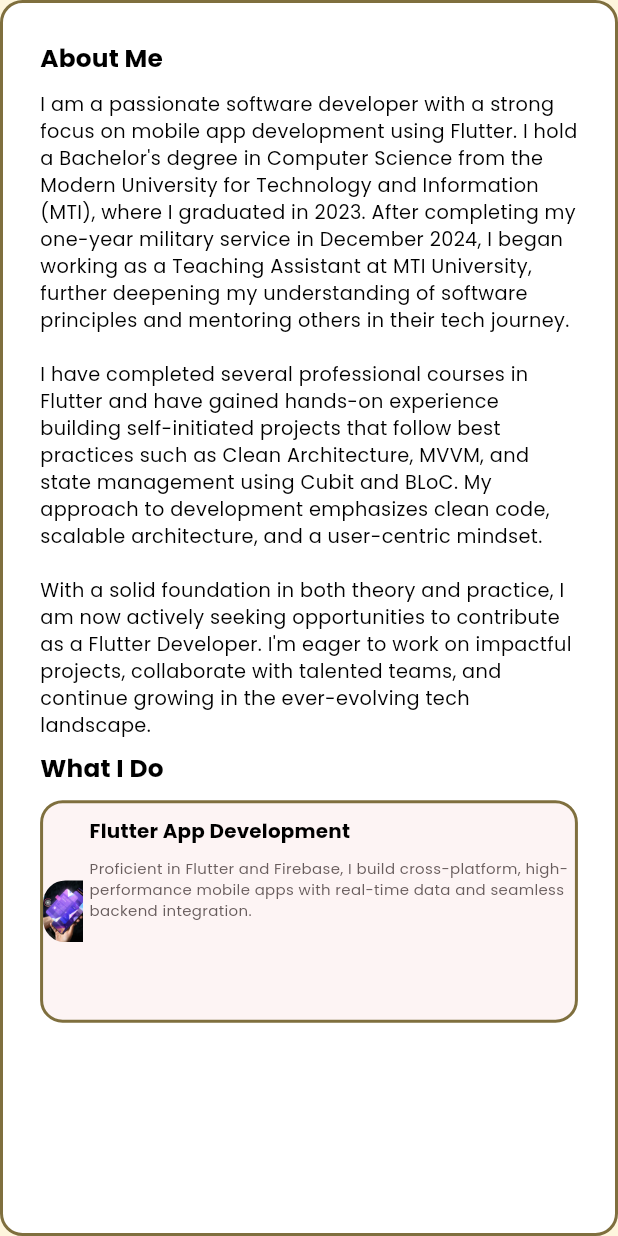
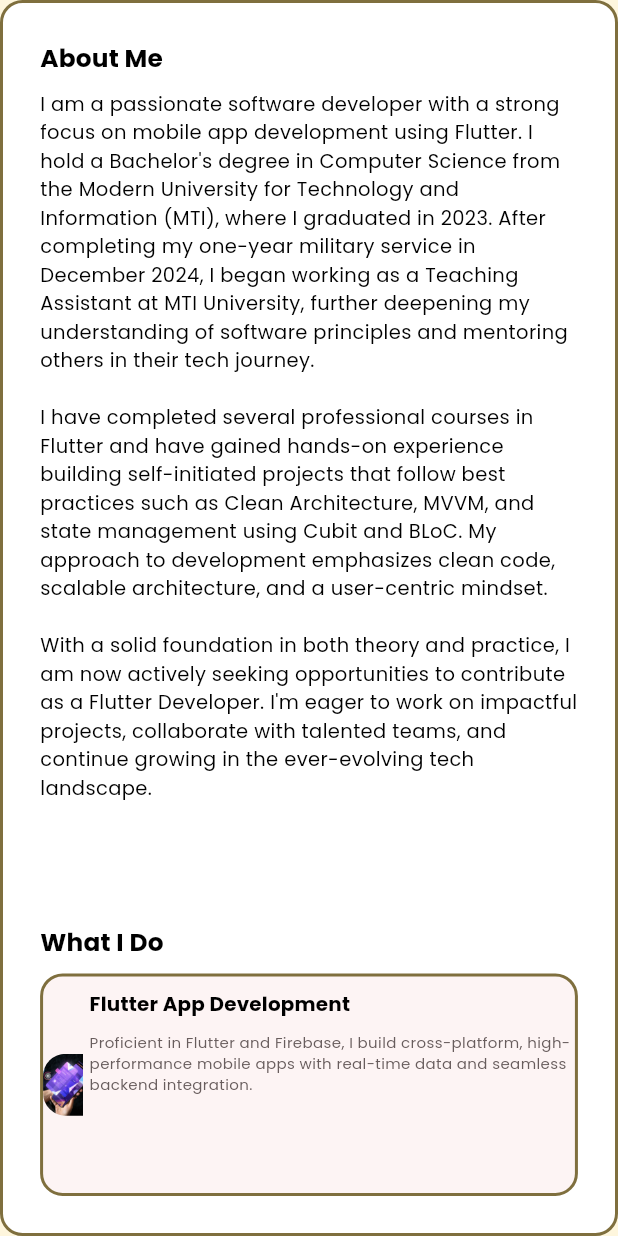
Before and after one commit to ahmed-gamal517/my_portfolio, a Flutter app: the AboutMeSectionBody widget shown alone on an empty page, opened directly, on a phone screen of 412 x 824 dp. Run offline on Flutter 3.47's test engine with Material 3 defaults, Android fonts, the phone set to English and light mode, and no system bars; drawn by our look-alikes of auto_size_text; our stand-ins replace carousel_slider, flutter_svg, go_router.

Commit message:
added carousel slider and auto size text and few code refactors

```diff
--- a/lib/features/home/presentation/widgets/about_me_section/about_me_section_body.dart
+++ b/lib/features/home/presentation/widgets/about_me_section/about_me_section_body.dart
@@ -1,3 +1,4 @@
+import 'package:auto_size_text/auto_size_text.dart';
 import 'package:flutter/material.dart';
 import 'package:my_portofolio/core/constants/app_strings.dart';
 import 'package:my_portofolio/core/widgets/responsive_text.dart';
@@ -20,10 +21,13 @@ class AboutMeSectionBody extends StatelessWidget {
             style: Theme.of(context).textTheme.titleMedium,
           ),
           SizedBox(height: MediaQuery.of(context).size.height * 0.01),
-          ResponsiveText(
-            text: AppStrings.aboutMeSectionBody,
-            baseFontSize: 14,
-            style: Theme.of(context).textTheme.bodyMedium,
+          Expanded(
+            child: AutoSizeText(
+              AppStrings.aboutMeSectionBody,
+              maxFontSize: 13,
+              minFontSize: 8,
+              style: Theme.of(context).textTheme.bodyMedium,
+            ),
           ),
           SizedBox(height: MediaQuery.of(context).size.height * 0.01),
           ResponsiveText(
--- a/lib/features/home/presentation/widgets/about_me_section/custom_what_i_do_container.dart
+++ b/lib/features/home/presentation/widgets/about_me_section/custom_what_i_do_container.dart
@@ -1,7 +1,6 @@
 import 'package:flutter/material.dart';
-import 'package:my_portofolio/core/constants/app_assets.dart';
-import 'package:my_portofolio/core/constants/app_strings.dart';
-import 'package:my_portofolio/core/widgets/responsive_text.dart';
+import 'package:my_portofolio/features/home/presentation/widgets/about_me_section/custom_what_i_do_container_body.dart';
+import 'package:my_portofolio/features/home/presentation/widgets/about_me_section/custom_what_i_do_image_widget.dart';
 
 class CustomWhatIDoContainer extends StatelessWidget {
   const CustomWhatIDoContainer({super.key});
@@ -20,44 +19,8 @@ class CustomWhatIDoContainer extends StatelessWidget {
       child: Row(
         spacing: MediaQuery.of(context).size.width * 0.01,
         children: [
-          SizedBox(
-            width: MediaQuery.of(context).size.width * 0.065,
-            child: ClipRRect(
-              clipBehavior: Clip.antiAliasWithSaveLayer,
-              borderRadius: BorderRadiusGeometry.only(
-                bottomLeft: Radius.circular(15),
-                topLeft: Radius.circular(15),
-              ),
-              child: Image.asset(
-                AppAssets.flutterAppDevelopment,
-                fit: BoxFit.cover,
-              ),
-            ),
-          ),
-          Expanded(
-            child: Column(
-              crossAxisAlignment: CrossAxisAlignment.start,
-              children: [
-                SizedBox(height: MediaQuery.of(context).size.height * 0.01),
-
-                ResponsiveText(
-                  text: AppStrings.whatIdo,
-                  baseFontSize: 16,
-                  style: Theme.of(context).textTheme.titleMedium,
-                ),
-                SizedBox(height: MediaQuery.of(context).size.height * 0.01),
-                Expanded(
-                  child: ResponsiveText(
-                    text: AppStrings.whatIdoBody,
-                    baseFontSize: 12,
-                    style: Theme.of(
-                      context,
-                    ).textTheme.bodyMedium!.copyWith(color: Color(0xff685D5D)),
-                  ),
-                ),
-              ],
-            ),
-          ),
+          CustomWhatIDoImageWidget(),
+          Expanded(child: CustomWhatIDoContainerBody()),
         ],
       ),
     );
--- /dev/null
+++ b/lib/features/home/presentation/widgets/about_me_section/custom_what_i_do_container_body.dart
@@ -0,0 +1,36 @@
+import 'package:auto_size_text/auto_size_text.dart';
+import 'package:flutter/material.dart';
+import 'package:my_portofolio/core/constants/app_strings.dart';
+import 'package:my_portofolio/core/widgets/responsive_text.dart';
+
+class CustomWhatIDoContainerBody extends StatelessWidget {
+  const CustomWhatIDoContainerBody({super.key});
+
+  @override
+  Widget build(BuildContext context) {
+    return Column(
+      crossAxisAlignment: CrossAxisAlignment.start,
+      children: [
+        SizedBox(height: MediaQuery.of(context).size.height * 0.01),
+        ResponsiveText(
+          text: AppStrings.whatIdo,
+          overflow: TextOverflow.ellipsis,
+          maxLines: 1,
+          baseFontSize: 16,
+          style: Theme.of(context).textTheme.titleMedium,
+        ),
+        SizedBox(height: MediaQuery.of(context).size.height * 0.01),
+        Expanded(
+          child: AutoSizeText(
+            AppStrings.whatIdoBody,
+            minFontSize: 5,
+            maxFontSize: 10,
+            style: Theme.of(
+              context,
+            ).textTheme.bodyMedium!.copyWith(color: Color(0xff685D5D)),
+          ),
+        ),
+      ],
+    );
+  }
+}
--- /dev/null
+++ b/lib/features/home/presentation/widgets/about_me_section/custom_what_i_do_image_widget.dart
@@ -0,0 +1,21 @@
+import 'package:flutter/material.dart';
+import 'package:my_portofolio/core/constants/app_assets.dart';
+
+class CustomWhatIDoImageWidget extends StatelessWidget {
+  const CustomWhatIDoImageWidget({super.key});
+
+  @override
+  Widget build(BuildContext context) {
+    return SizedBox(
+      width: MediaQuery.of(context).size.width * 0.065,
+      child: ClipRRect(
+        clipBehavior: Clip.antiAliasWithSaveLayer,
+        borderRadius: BorderRadiusGeometry.only(
+          bottomLeft: Radius.circular(15),
+          topLeft: Radius.circular(15),
+        ),
+        child: Image.asset(AppAssets.flutterAppDevelopment, fit: BoxFit.cover),
+      ),
+    );
+  }
+}
--- a/lib/features/home/presentation/widgets/home_screen_view_body.dart
+++ b/lib/features/home/presentation/widgets/home_screen_view_body.dart
@@ -1,6 +1,6 @@
 import 'package:flutter/material.dart';
 import 'package:my_portofolio/core/widgets/adaptive_layout.dart';
-import 'package:my_portofolio/features/home/presentation/widgets/home_screen_desktop_body.dart';
+import 'package:my_portofolio/features/home/presentation/widgets/desktop_home_screen/home_screen_desktop_view.dart';
 import 'package:my_portofolio/features/home/presentation/widgets/home_screen_mobile_body.dart';
 import 'package:my_portofolio/features/home/presentation/widgets/home_screen_tablet_body.dart';
 
@@ -13,7 +13,7 @@ class HomeScreenViewBody extends StatelessWidget {
       body: AdaptiveLayout(
         mobileLayout: (context) => const HomeScreenMobileBody(),
         tabletLayout: (context) => const HomeScreenTabletBody(),
-        desktopLayout: (context) => const HomeScreenDesktopBody(),
+        desktopLayout: (context) => const HomeScreenDesktopView(),
       ),
     );
   }
--- a/pubspec.yaml
+++ b/pubspec.yaml
@@ -28,6 +28,8 @@ environment:
 # the latest version available on pub.dev. To see which dependencies have newer
 # versions available, run `flutter pub outdated`.
 dependencies:
+  auto_size_text: ^3.0.0
+  carousel_slider: ^5.0.0
   cupertino_icons: ^1.0.8
   flutter:
     sdk: flutter
```
Also changed, not shown: lib/features/home/presentation/widgets/custom_home_screen_app_bar.dart (+7 -1 lines), lib/features/home/presentation/widgets/custom_main_body_carousel_slider.dart (added, +22 -0 lines), lib/features/home/presentation/widgets/desktop_home_screen/home_screen_desktop_view.dart (added, +23 -0 lines), lib/features/home/presentation/widgets/desktop_home_screen/home_screen_desktop_view_body.dart (added, +34 -0 lines), lib/features/home/presentation/widgets/home_screen_desktop_body.dart (deleted, +0 -51 lines), pubspec.lock.
